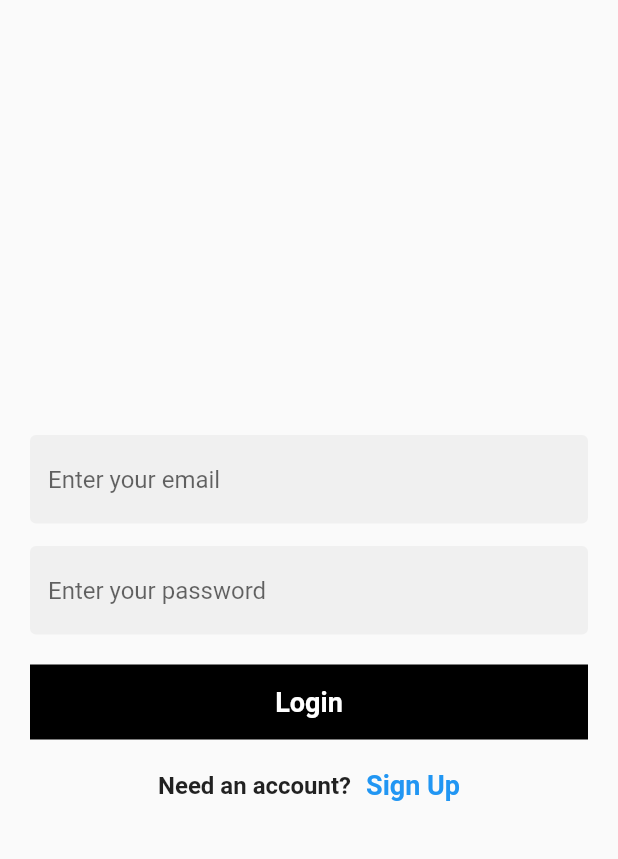
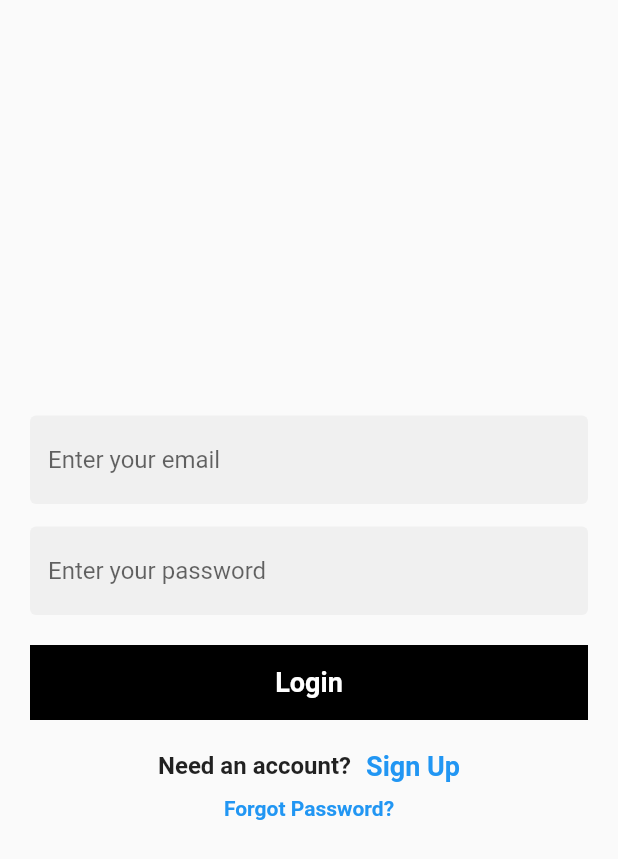
Before and after one commit to mehedi4958/ecommerce01, a Flutter app: the screen it shows after launch, on a phone screen of 412 x 824 dp. Shown: the top 859 px of the screen. Run offline on Flutter 3.47's test engine with Material 2 defaults, Android fonts, the light colour scheme and no system bars; our stand-ins replace cloud_firestore, firebase_auth, firebase_core, firebase_storage, image_picker; accounts and stored records are empty.

Commit message:
forgot password screen added

```diff
--- a/lib/views/screens/auth/login_screen.dart
+++ b/lib/views/screens/auth/login_screen.dart
@@ -1,5 +1,6 @@
 import 'package:e_commerce_01/constants.dart';
 import 'package:e_commerce_01/controllers/auth_controller.dart';
+import 'package:e_commerce_01/views/screens/auth/forgot_password_screen.dart';
 import 'package:e_commerce_01/views/screens/auth/register_screen.dart';
 import 'package:e_commerce_01/views/screens/bottom_navbar.dart';
 import 'package:flutter/material.dart';
@@ -131,6 +132,26 @@ class _LoginScreenState extends State<LoginScreen> {
                 ),
               ],
             ),
+            const SizedBox(
+              height: 10,
+            ),
+            InkWell(
+              onTap: () {
+                Navigator.of(context).push(
+                  MaterialPageRoute(
+                    builder: (context) => const ForgotPasswordScreen(),
+                  ),
+                );
+              },
+              child: const Text(
+                'Forgot Password?',
+                style: TextStyle(
+                  fontWeight: FontWeight.bold,
+                  fontSize: 14,
+                  color: Colors.blue,
+                ),
+              ),
+            ),
           ],
         ),
       ),
```
Also changed, not shown: lib/views/screens/auth/forgot_password_screen.dart (added, +16 -0 lines).
